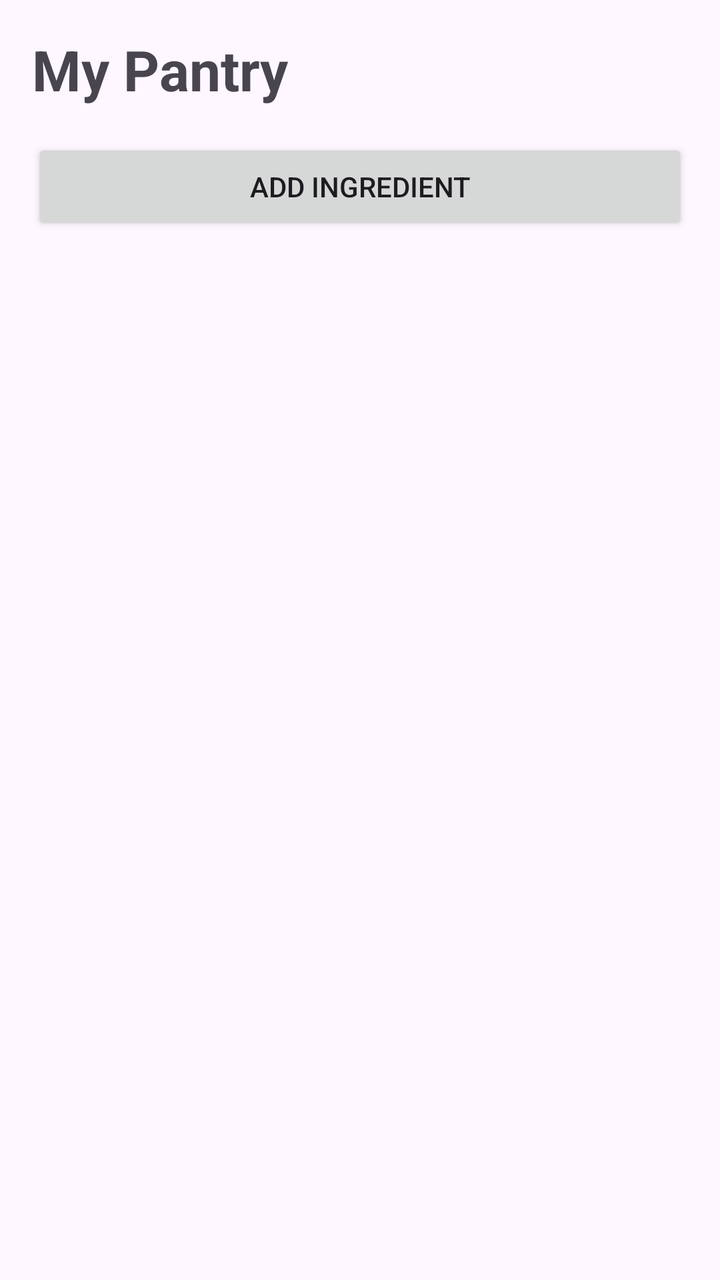
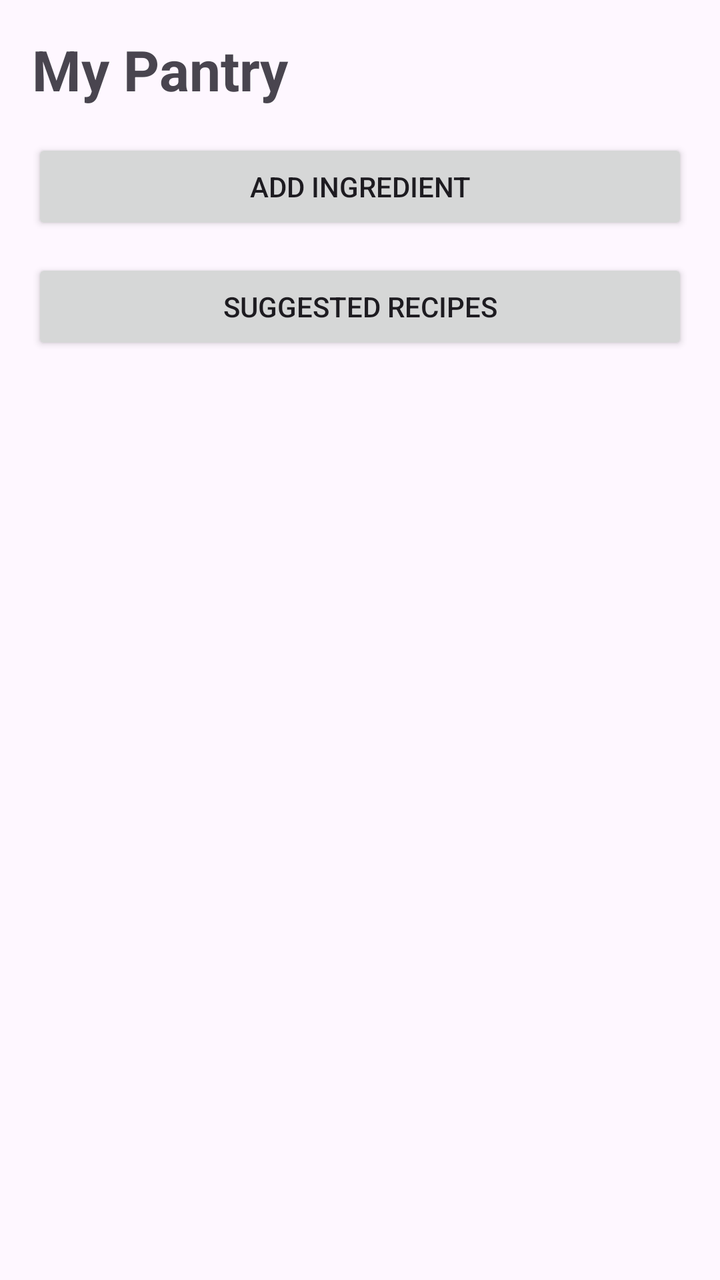

Screens rendered from an Android XML layout before and after an edit, with the pre-edit source and the edit as a unified diff.
<!-- AndroidManifest.xml: application theme Theme.SmartPantryManager -->
<!-- res/layout/activity_main.xml -->
<?xml version="1.0" encoding="utf-8"?>
<LinearLayout xmlns:android="http://schemas.android.com/apk/res/android"
    android:layout_width="match_parent"
    android:layout_height="match_parent"
    android:orientation="vertical"
    android:padding="16dp">

    <TextView
        android:id="@+id/tvTitle"
        android:layout_width="wrap_content"
        android:layout_height="wrap_content"
        android:text="My Pantry"
        android:textSize="28sp"
        android:textStyle="bold"
        android:layout_marginBottom="16dp" />

    <Button
        android:id="@+id/btnAddIngredient"
        android:layout_width="match_parent"
        android:layout_height="wrap_content"
        android:text="Add Ingredient"
        android:layout_marginBottom="12dp" />

    <TextView
        android:id="@+id/tvEmpty"
        android:layout_width="match_parent"
        android:layout_height="wrap_content"
        android:text="Your pantry is empty. Add your first ingredient."
        android:textSize="16sp"
        android:gravity="center"
        android:padding="20dp"
        android:visibility="gone" />

    <androidx.recyclerview.widget.RecyclerView
        android:id="@+id/recyclerPantry"
        android:layout_width="match_parent"
        android:layout_height="0dp"
        android:layout_weight="1" />

</LinearLayout>
<!-- resources referenced by this layout -->
<resources>
  <style name="Theme.SmartPantryManager" parent="Base.Theme.SmartPantryManager" />
  <style name="Base.Theme.SmartPantryManager" parent="Theme.Material3.DayNight.NoActionBar">
          
          
      </style>
</resources>

<!-- the commit's change to res/layout/activity_main.xml (unified diff, before → after) -->
@@ -21,6 +21,13 @@
         android:text="Add Ingredient"
         android:layout_marginBottom="12dp" />
 
+    <Button
+        android:id="@+id/btnSuggestedRecipes"
+        android:layout_width="match_parent"
+        android:layout_height="wrap_content"
+        android:text="Suggested Recipes"
+        android:layout_marginBottom="12dp" />
+
     <TextView
         android:id="@+id/tvEmpty"
         android:layout_width="match_parent"
